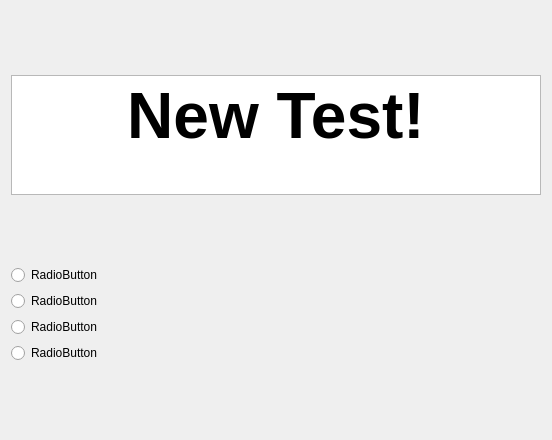
First picture: the form in UIs/MemorizeWordDialog.ui, repository PelerYuan/HaoCiKuaiJi3.0, before the edit.
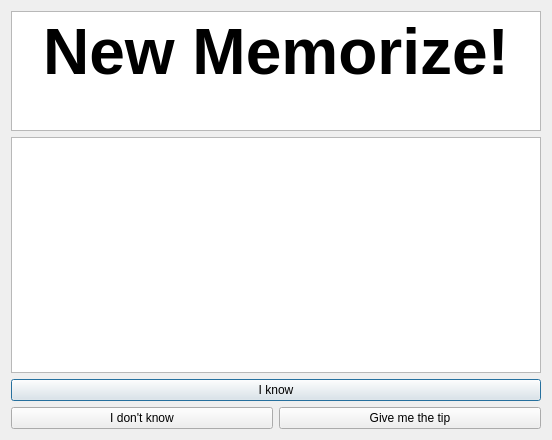
Second picture: the form after the edit.

Commit message: memorize dialog

The edit to the form file:
```diff
--- a/UIs/MemorizeWordDialog.ui
+++ b/UIs/MemorizeWordDialog.ui
@@ -13,9 +13,9 @@
   <property name="windowTitle">
    <string>Test Word</string>
   </property>
-  <layout class="QVBoxLayout" name="verticalLayout_2">
+  <layout class="QVBoxLayout" name="verticalLayout">
    <item>
-    <widget class="QTextBrowser" name="textBrowser">
+    <widget class="QTextBrowser" name="word_textBrowser">
      <property name="maximumSize">
       <size>
        <width>16777215</width>
@@ -36,61 +36,33 @@
 li.unchecked::marker { content: &quot;\2610&quot;; }
 li.checked::marker { content: &quot;\2612&quot;; }
 &lt;/style&gt;&lt;/head&gt;&lt;body style=&quot; font-family:'Segoe UI'; font-size:9pt; font-weight:400; font-style:normal;&quot;&gt;
-&lt;p align=&quot;center&quot; style=&quot; margin-top:0px; margin-bottom:0px; margin-left:0px; margin-right:0px; -qt-block-indent:0; text-indent:0px;&quot;&gt;&lt;span style=&quot; font-size:48pt; font-weight:700;&quot;&gt;New Test!&lt;/span&gt;&lt;/p&gt;&lt;/body&gt;&lt;/html&gt;</string>
+&lt;p align=&quot;center&quot; style=&quot; margin-top:0px; margin-bottom:0px; margin-left:0px; margin-right:0px; -qt-block-indent:0; text-indent:0px;&quot;&gt;&lt;span style=&quot; font-size:48pt; font-weight:700;&quot;&gt;New Memorize!&lt;/span&gt;&lt;/p&gt;&lt;/body&gt;&lt;/html&gt;</string>
      </property>
     </widget>
    </item>
    <item>
-    <layout class="QVBoxLayout" name="verticalLayout">
+    <widget class="QTextBrowser" name="example_textBrowser"/>
+   </item>
+   <item>
+    <widget class="QPushButton" name="yes_pushButton">
+     <property name="text">
+      <string>I know</string>
+     </property>
+    </widget>
+   </item>
+   <item>
+    <layout class="QHBoxLayout" name="horizontalLayout">
      <item>
-      <widget class="QRadioButton" name="radioButton_1">
-       <property name="maximumSize">
-        <size>
-         <width>600</width>
-         <height>16777215</height>
-        </size>
-       </property>
+      <widget class="QPushButton" name="no_pushButton">
        <property name="text">
-        <string>RadioButton</string>
+        <string>I don't know</string>
        </property>
       </widget>
      </item>
      <item>
-      <widget class="QRadioButton" name="radioButton_2">
-       <property name="maximumSize">
-        <size>
-         <width>600</width>
-         <height>16777215</height>
-        </size>
-       </property>
+      <widget class="QPushButton" name="tip_pushButton">
        <property name="text">
-        <string>RadioButton</string>
-       </property>
-      </widget>
-     </item>
-     <item>
-      <widget class="QRadioButton" name="radioButton_3">
-       <property name="maximumSize">
-        <size>
-         <width>600</width>
-         <height>16777215</height>
-        </size>
-       </property>
-       <property name="text">
-        <string>RadioButton</string>
-       </property>
-      </widget>
-     </item>
-     <item>
-      <widget class="QRadioButton" name="radioButton_4">
-       <property name="maximumSize">
-        <size>
-         <width>600</width>
-         <height>16777215</height>
-        </size>
-       </property>
-       <property name="text">
-        <string>RadioButton</string>
+        <string>Give me the tip</string>
        </property>
       </widget>
      </item>
```
Left out of the diff: 2 changed lines with no effect on the pictures. The commit also changes 1 other file.
